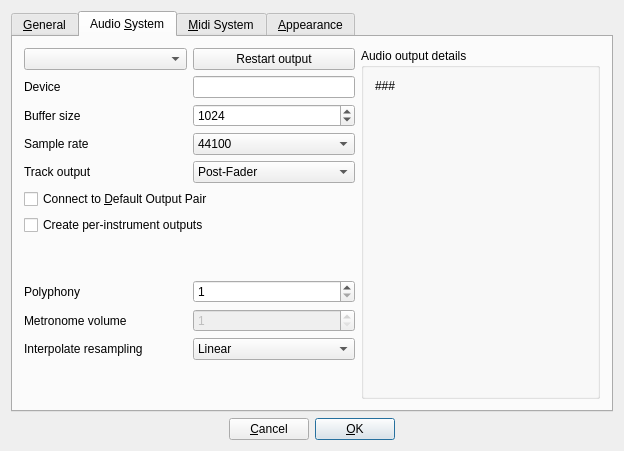
Before: the Qt Designer form src/gui/src/UI/PreferencesDialog_UI.ui in hydrogen-music/hydrogen, drawn with Qt 5.
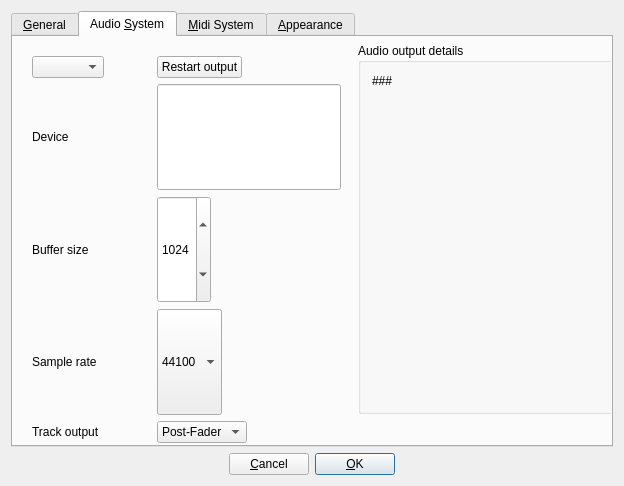
After: the same form once the commit is applied. Custom widgets are drawn as their Qt base class.

Commit message: Layout improvements to preferences dialog

Patch:
```diff
--- a/src/gui/src/UI/PreferencesDialog_UI.ui
+++ b/src/gui/src/UI/PreferencesDialog_UI.ui
@@ -7,7 +7,7 @@
     <x>0</x>
     <y>0</y>
     <width>624</width>
-    <height>451</height>
+    <height>486</height>
    </rect>
   </property>
   <property name="windowTitle">
@@ -199,27 +199,113 @@
       <attribute name="title">
        <string>Audio &amp;System</string>
       </attribute>
-      <layout class="QHBoxLayout" name="horizontalLayout_7">
+      <widget class="QGroupBox" name="groupBox">
+       <property name="geometry">
+        <rect>
+         <x>345</x>
+         <y>6</y>
+         <width>261</width>
+         <height>371</height>
+        </rect>
+       </property>
+       <property name="title">
+        <string>Audio output details</string>
+       </property>
+       <layout class="QVBoxLayout">
        <item>
-        <layout class="QVBoxLayout" name="verticalLayout">
-         <item>
-          <layout class="QHBoxLayout" name="horizontalLayout">
-           <item>
+         <widget class="QLabel" name="driverInfoLbl">
+          <property name="text">
+           <string>###</string>
+          </property>
+          <property name="alignment">
+           <set>Qt::AlignTop</set>
+          </property>
+          <property name="wordWrap">
+           <bool>true</bool>
+          </property>
+         </widget>
+        </item>
+       </layout>
+      </widget>
+      <widget class="QWidget" name="">
+       <property name="geometry">
+        <rect>
+         <x>8</x>
+         <y>8</y>
+         <width>331</width>
+         <height>547</height>
+        </rect>
+       </property>
+       <layout class="QFormLayout" name="formLayout_2">
+        <property name="fieldGrowthPolicy">
+         <enum>QFormLayout::ExpandingFieldsGrow</enum>
+        </property>
+        <item row="0" column="0">
             <widget class="QComboBox" name="driverComboBox"/>
            </item>
-           <item>
+        <item row="0" column="1">
             <widget class="QPushButton" name="restartDriverBtn">
              <property name="text">
               <string>Restart output</string>
              </property>
             </widget>
            </item>
-          </layout>
-         </item>
-         <item>
-          <layout class="QGridLayout">
+        <item row="1" column="0">
+         <widget class="QLabel" name="audioDeviceLbl">
+          <property name="sizePolicy">
+           <sizepolicy hsizetype="Expanding" vsizetype="Expanding">
+            <horstretch>0</horstretch>
+            <verstretch>0</verstretch>
+           </sizepolicy>
+          </property>
+          <property name="text">
+           <string>Device</string>
+          </property>
+          <property name="wordWrap">
+           <bool>true</bool>
+          </property>
+         </widget>
+        </item>
            <item row="1" column="1">
+         <widget class="QLineEdit" name="m_pAudioDeviceTxt">
+          <property name="sizePolicy">
+           <sizepolicy hsizetype="Expanding" vsizetype="Expanding">
+            <horstretch>0</horstretch>
+            <verstretch>0</verstretch>
+           </sizepolicy>
+          </property>
+         </widget>
+        </item>
+        <item row="2" column="0">
+         <widget class="QLabel" name="buffer_sizeLbl">
+          <property name="sizePolicy">
+           <sizepolicy hsizetype="Expanding" vsizetype="Expanding">
+            <horstretch>0</horstretch>
+            <verstretch>0</verstretch>
+           </sizepolicy>
+          </property>
+          <property name="minimumSize">
+           <size>
+            <width>0</width>
+            <height>22</height>
+           </size>
+          </property>
+          <property name="text">
+           <string>Buffer size</string>
+          </property>
+          <property name="wordWrap">
+           <bool>true</bool>
+          </property>
+         </widget>
+        </item>
+        <item row="2" column="1">
             <widget class="QSpinBox" name="bufferSizeSpinBox">
+          <property name="sizePolicy">
+           <sizepolicy hsizetype="Minimum" vsizetype="Expanding">
+            <horstretch>0</horstretch>
+            <verstretch>0</verstretch>
+           </sizepolicy>
+          </property>
              <property name="minimumSize">
               <size>
                <width>0</width>
@@ -240,8 +326,14 @@
              </property>
             </widget>
            </item>
-           <item row="2" column="0">
+        <item row="3" column="0">
             <widget class="QLabel" name="sampleRateLbl">
+          <property name="sizePolicy">
+           <sizepolicy hsizetype="Expanding" vsizetype="Expanding">
+            <horstretch>0</horstretch>
+            <verstretch>0</verstretch>
+           </sizepolicy>
+          </property>
              <property name="minimumSize">
               <size>
                <width>0</width>
@@ -251,40 +343,19 @@
              <property name="text">
               <string>Sample rate</string>
              </property>
-            </widget>
-           </item>
-           <item row="0" column="0">
-            <widget class="QLabel" name="audioDeviceLbl">
-             <property name="text">
-              <string>Device</string>
+          <property name="wordWrap">
+           <bool>true</bool>
              </property>
             </widget>
            </item>
-           <item row="1" column="0">
-            <widget class="QLabel" name="buffer_sizeLbl">
-             <property name="minimumSize">
-              <size>
-               <width>0</width>
-               <height>22</height>
-              </size>
-             </property>
-             <property name="text">
-              <string>Buffer size</string>
-             </property>
-            </widget>
-           </item>
-           <item row="0" column="1">
-            <widget class="QLineEdit" name="m_pAudioDeviceTxt">
-             <property name="sizePolicy">
-              <sizepolicy hsizetype="Minimum" vsizetype="Fixed">
-               <horstretch>0</horstretch>
-               <verstretch>0</verstretch>
-              </sizepolicy>
-             </property>
-            </widget>
-           </item>
-           <item row="2" column="1">
+        <item row="3" column="1">
             <widget class="QComboBox" name="sampleRateComboBox">
+          <property name="sizePolicy">
+           <sizepolicy hsizetype="Preferred" vsizetype="Expanding">
+            <horstretch>0</horstretch>
+            <verstretch>0</verstretch>
+           </sizepolicy>
+          </property>
              <property name="currentIndex">
               <number>0</number>
              </property>
@@ -310,7 +381,29 @@
              </item>
             </widget>
            </item>
-           <item row="3" column="1">
+        <item row="4" column="0">
+         <widget class="QLabel" name="trackOutLbl">
+          <property name="sizePolicy">
+           <sizepolicy hsizetype="Expanding" vsizetype="Expanding">
+            <horstretch>0</horstretch>
+            <verstretch>0</verstretch>
+           </sizepolicy>
+          </property>
+          <property name="minimumSize">
+           <size>
+            <width>0</width>
+            <height>22</height>
+           </size>
+          </property>
+          <property name="text">
+           <string>Track output</string>
+          </property>
+          <property name="wordWrap">
+           <bool>true</bool>
+          </property>
+         </widget>
+        </item>
+        <item row="4" column="1">
             <widget class="QComboBox" name="trackOutputComboBox">
              <property name="currentIndex">
               <number>0</number>
@@ -327,37 +420,7 @@
              </item>
             </widget>
            </item>
-           <item row="3" column="0">
-            <widget class="QLabel" name="trackOutLbl">
-             <property name="minimumSize">
-              <size>
-               <width>0</width>
-               <height>22</height>
-              </size>
-             </property>
-             <property name="text">
-              <string>Track output</string>
-             </property>
-            </widget>
-           </item>
-          </layout>
-         </item>
-         <item>
-          <layout class="QVBoxLayout">
-           <property name="spacing">
-            <number>6</number>
-           </property>
-           <item>
-            <widget class="QCheckBox" name="connectDefaultsCheckBox">
-             <property name="text">
-              <string>Connect to &amp;Default Output Pair</string>
-             </property>
-             <property name="shortcut">
-              <string>Alt+D</string>
-             </property>
-            </widget>
-           </item>
-           <item>
+        <item row="12" column="0" colspan="2">
             <widget class="QCheckBox" name="trackOutsCheckBox">
              <property name="text">
               <string>Create per-instrument outputs</string>
@@ -367,24 +430,14 @@
              </property>
             </widget>
            </item>
-          </layout>
-         </item>
-         <item>
-          <spacer name="verticalSpacer">
-           <property name="orientation">
-            <enum>Qt::Vertical</enum>
-           </property>
-           <property name="sizeHint" stdset="0">
-            <size>
-             <width>331</width>
-             <height>13</height>
-            </size>
-           </property>
-          </spacer>
-         </item>
-         <item>
-          <layout class="QGridLayout">
-           <item row="0" column="1">
+        <item row="15" column="0">
+         <widget class="QLabel" name="textLabel3_3">
+          <property name="text">
+           <string>Polyphony</string>
+          </property>
+         </widget>
+        </item>
+        <item row="15" column="1">
             <widget class="QSpinBox" name="maxVoicesTxt">
              <property name="minimumSize">
               <size>
@@ -400,7 +453,20 @@
              </property>
             </widget>
            </item>
-           <item row="1" column="1">
+        <item row="17" column="0">
+         <widget class="QLabel" name="TextLabel1_4">
+          <property name="minimumSize">
+           <size>
+            <width>0</width>
+            <height>22</height>
+           </size>
+          </property>
+          <property name="text">
+           <string>Metronome volume</string>
+          </property>
+         </widget>
+        </item>
+        <item row="17" column="1">
             <widget class="QSpinBox" name="metronomeVolumeSpinBox">
              <property name="enabled">
               <bool>false</bool>
@@ -419,38 +485,14 @@
              </property>
             </widget>
            </item>
-           <item row="1" column="0">
-            <widget class="QLabel" name="TextLabel1_4">
-             <property name="minimumSize">
-              <size>
-               <width>0</width>
-               <height>22</height>
-              </size>
-             </property>
-             <property name="text">
-              <string>Metronome volume</string>
-             </property>
-            </widget>
-           </item>
-           <item row="0" column="0">
-            <widget class="QLabel" name="textLabel3_3">
-             <property name="text">
-              <string>Polyphony</string>
-             </property>
-            </widget>
-           </item>
-          </layout>
-         </item>
-         <item>
-          <layout class="QHBoxLayout" name="horizontalLayout_3">
-           <item>
+        <item row="18" column="0">
             <widget class="QLabel" name="resapelingLbl">
              <property name="text">
               <string>Interpolate resampling</string>
              </property>
             </widget>
            </item>
-           <item>
+        <item row="18" column="1">
             <widget class="QComboBox" name="resampleComboBox">
              <item>
               <property name="text">
@@ -479,46 +521,18 @@
              </item>
             </widget>
            </item>
-          </layout>
-         </item>
-         <item>
-          <spacer name="verticalSpacer_2">
-           <property name="orientation">
-            <enum>Qt::Vertical</enum>
-           </property>
-           <property name="sizeHint" stdset="0">
-            <size>
-             <width>331</width>
-             <height>13</height>
-            </size>
-           </property>
-          </spacer>
-         </item>
-        </layout>
-       </item>
-       <item>
-        <widget class="QGroupBox" name="groupBox">
-         <property name="title">
-          <string>Audio output details</string>
-         </property>
-         <layout class="QVBoxLayout">
-          <item>
-           <widget class="QLabel" name="driverInfoLbl">
+        <item row="10" column="0" colspan="2">
+         <widget class="QCheckBox" name="connectDefaultsCheckBox">
             <property name="text">
-             <string>###</string>
-            </property>
-            <property name="alignment">
-             <set>Qt::AlignTop</set>
-            </property>
-            <property name="wordWrap">
-             <bool>true</bool>
-            </property>
+           <string>Connect to &amp;Default Output Pair</string>
+          </property>
+          <property name="shortcut">
+           <string>Alt+D</string>
+          </property>
            </widget>
           </item>
          </layout>
         </widget>
-       </item>
-      </layout>
      </widget>
      <widget class="QWidget" name="tab_3">
       <attribute name="title">
```
Left out of the diff: 307 changed lines with no effect on the pictures. Lines whose indentation alone changed are shown as unchanged.
